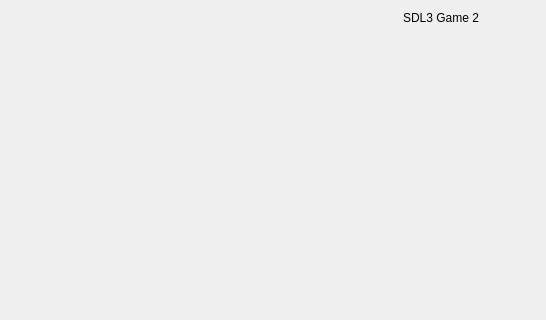
Before: the Qt Designer form sdl3game2_desc.ui in RatRatARMY/whatisthatthing, drawn with Qt 5; both pictures show x 0 to 546 and y 0 to 320 of the 800 by 600 pixel window.
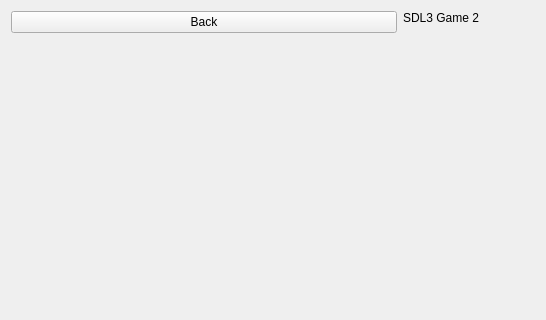
After: the same form once the commit is applied. Icons and pictures are not drawn.

Commit message: Add a new ` newrand.hpp ` file, add a "Back" button in the "*_desc.ui" and implement logic for this button in "*_desc.cpp"

What changed in the file:
```diff
--- a/sdl3game2_desc.ui
+++ b/sdl3game2_desc.ui
@@ -15,11 +15,22 @@
   </property>
   <layout class="QHBoxLayout" name="horizontalLayout_2">
    <item>
+    <layout class="QVBoxLayout" name="verticalLayout_2">
+     <item>
+      <widget class="QPushButton" name="pushButton_2">
+       <property name="text">
+        <string>Back</string>
+       </property>
+      </widget>
+     </item>
+     <item>
     <widget class="QLabel" name="label">
      <property name="text">
       <string>&lt;not have background because background is white&gt;</string>
      </property>
     </widget>
+     </item>
+    </layout>
    </item>
    <item>
     <layout class="QVBoxLayout" name="verticalLayout">
```
Lines whose indentation alone changed are shown as unchanged. The commit also changes 20 other files.
